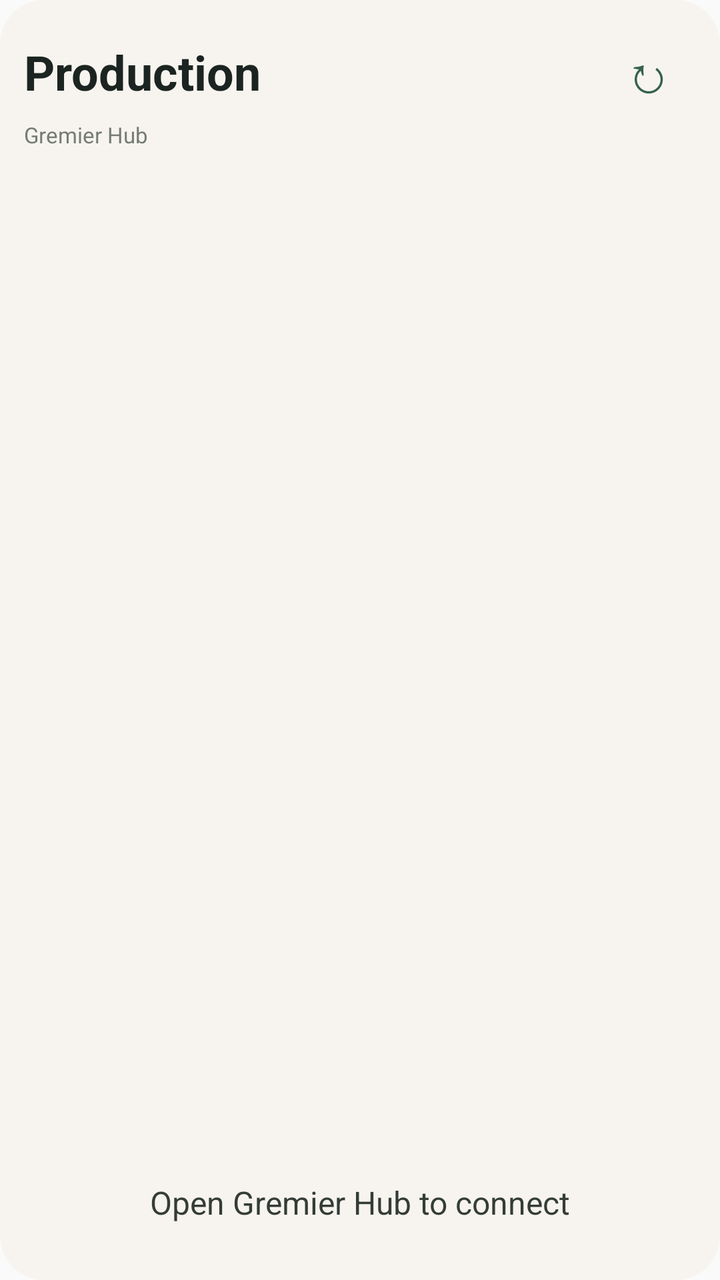
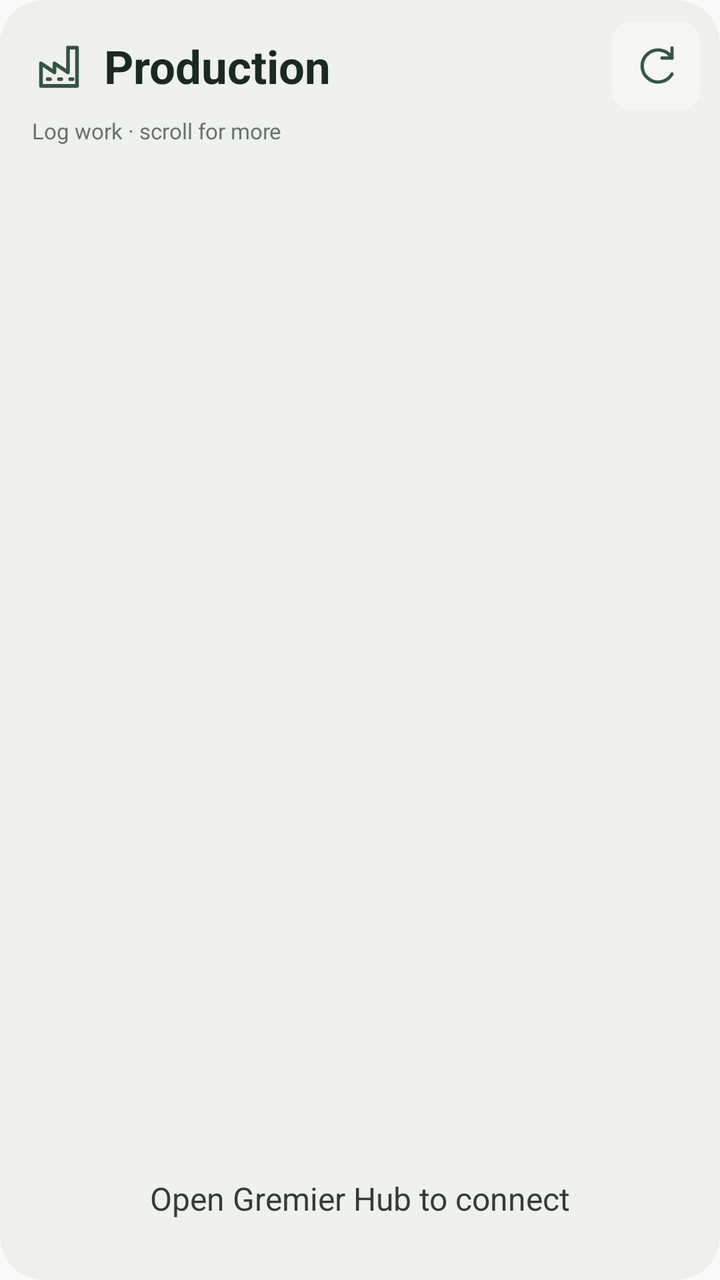

Two renders of the same Android screen: before a commit and after it. Below are the layout's source before the change and the commit's diff.
<!-- AndroidManifest.xml: application theme android:Theme.Material.Light.NoActionBar -->
<!-- res/layout/widget.xml -->
<?xml version="1.0" encoding="utf-8"?>
<LinearLayout xmlns:android="http://schemas.android.com/apk/res/android" android:layout_width="match_parent" android:layout_height="match_parent" android:orientation="vertical" android:background="@drawable/widget_bg" android:padding="12dp">
 <LinearLayout android:layout_width="match_parent" android:layout_height="48dp" android:gravity="center_vertical">
  <TextView android:id="@+id/widget_title" android:layout_width="0dp" android:layout_weight="1" android:layout_height="wrap_content" android:text="Production" android:textSize="24sp" android:textStyle="bold" android:textColor="#1B2421"/>
  <TextView android:id="@+id/widget_refresh" android:layout_width="48dp" android:layout_height="48dp" android:gravity="center" android:text="↻" android:textSize="26sp" android:textColor="#35614E" android:contentDescription="Refresh production widget"/>
 </LinearLayout>
 <TextView android:id="@+id/widget_status" android:layout_width="match_parent" android:layout_height="wrap_content" android:text="Gremier Hub" android:textSize="11sp" android:textColor="#757B77" android:paddingBottom="6dp"/>
 <ListView android:id="@+id/widget_list" android:layout_width="match_parent" android:layout_height="0dp" android:layout_weight="1" android:divider="@android:color/transparent" android:dividerHeight="10dp"/>
 <TextView android:id="@+id/widget_empty" android:layout_width="match_parent" android:layout_height="wrap_content" android:text="Open Gremier Hub to connect" android:textSize="16sp" android:gravity="center" android:padding="16dp" android:textColor="#343C37"/>
</LinearLayout>
<!-- resources referenced by this layout -->
<resources>
  <!-- drawable widget_bg (drawable) -->
  <shape xmlns:android="http://schemas.android.com/apk/res/android" android:shape="rectangle">
      <solid android:color="#F7F4EF" />
      <corners android:radius="22dp" />
  </shape>
</resources>

<!-- the commit's change to res/layout/widget.xml (unified diff, before → after) -->
@@ -1,10 +1,11 @@
 <?xml version="1.0" encoding="utf-8"?>
-<LinearLayout xmlns:android="http://schemas.android.com/apk/res/android" android:layout_width="match_parent" android:layout_height="match_parent" android:orientation="vertical" android:background="@drawable/widget_bg" android:padding="12dp">
- <LinearLayout android:layout_width="match_parent" android:layout_height="48dp" android:gravity="center_vertical">
-  <TextView android:id="@+id/widget_title" android:layout_width="0dp" android:layout_weight="1" android:layout_height="wrap_content" android:text="Production" android:textSize="24sp" android:textStyle="bold" android:textColor="#1B2421"/>
-  <TextView android:id="@+id/widget_refresh" android:layout_width="48dp" android:layout_height="48dp" android:gravity="center" android:text="↻" android:textSize="26sp" android:textColor="#35614E" android:contentDescription="Refresh production widget"/>
+<LinearLayout xmlns:android="http://schemas.android.com/apk/res/android" android:layout_width="match_parent" android:layout_height="match_parent" android:orientation="vertical" android:gravity="top" android:background="@drawable/widget_bg" android:padding="10dp">
+ <LinearLayout android:layout_width="match_parent" android:layout_height="46dp" android:gravity="center_vertical" android:paddingLeft="6dp">
+  <ImageView android:layout_width="27dp" android:layout_height="27dp" android:src="@drawable/ic_production" android:contentDescription="" android:layout_marginRight="9dp"/>
+  <TextView android:id="@+id/widget_title" android:layout_width="0dp" android:layout_weight="1" android:layout_height="match_parent" android:gravity="center_vertical" android:text="Production" android:textSize="23sp" android:textStyle="bold" android:textColor="#1B2923"/>
+  <ImageView android:id="@+id/widget_refresh" android:layout_width="44dp" android:layout_height="44dp" android:padding="10dp" android:src="@drawable/ic_refresh" android:background="@drawable/btn_bg" android:contentDescription="Refresh production widget"/>
  </LinearLayout>
- <TextView android:id="@+id/widget_status" android:layout_width="match_parent" android:layout_height="wrap_content" android:text="Gremier Hub" android:textSize="11sp" android:textColor="#757B77" android:paddingBottom="6dp"/>
- <ListView android:id="@+id/widget_list" android:layout_width="match_parent" android:layout_height="0dp" android:layout_weight="1" android:divider="@android:color/transparent" android:dividerHeight="10dp"/>
- <TextView android:id="@+id/widget_empty" android:layout_width="match_parent" android:layout_height="wrap_content" android:text="Open Gremier Hub to connect" android:textSize="16sp" android:gravity="center" android:padding="16dp" android:textColor="#343C37"/>
+ <TextView android:id="@+id/widget_status" android:layout_width="match_parent" android:layout_height="wrap_content" android:text="Log work · scroll for more" android:textSize="11sp" android:textColor="#66736A" android:paddingLeft="6dp" android:paddingTop="2dp" android:paddingBottom="10dp"/>
+ <ListView android:id="@+id/widget_list" android:layout_width="match_parent" android:layout_height="0dp" android:layout_weight="1" android:gravity="top" android:divider="@android:color/transparent" android:dividerHeight="10dp" android:scrollbars="vertical" android:clipToPadding="false" android:paddingBottom="4dp"/>
+ <TextView android:id="@+id/widget_empty" android:layout_width="match_parent" android:layout_height="wrap_content" android:text="Open Gremier Hub to connect" android:textSize="16sp" android:gravity="center" android:padding="20dp" android:textColor="#343C37"/>
 </LinearLayout>
<!-- resource entries referenced after the edit -->
@@ -1,9 +1,12 @@
 <!-- resources referenced by this layout -->
 <resources>
+  <!-- drawable btn_bg (drawable) -->
+  <shape xmlns:android="http://schemas.android.com/apk/res/android" android:shape="rectangle"><solid android:color="#F5F7F2"/><corners android:radius="9dp"/></shape>
+  <!-- drawable ic_production (drawable) -->
+  <vector xmlns:android="http://schemas.android.com/apk/res/android" android:width="24dp" android:height="24dp" android:viewportWidth="24" android:viewportHeight="24"><path android:pathData="M4,21 L4,11 L10,15 L10,11 L16,15 L16,4 L20,4 L20,21 Z" android:fillColor="@android:color/transparent" android:strokeColor="#365342" android:strokeWidth="1.65" android:strokeLineCap="round" android:strokeLineJoin="round"/><path android:pathData="M7,18 L8,18 M12,18 L13,18 M17,18 L18,18" android:fillColor="@android:color/transparent" android:strokeColor="#365342" android:strokeWidth="1.65" android:strokeLineCap="round" android:strokeLineJoin="round"/></vector>
+  <!-- drawable ic_refresh (drawable) -->
+  <vector xmlns:android="http://schemas.android.com/apk/res/android" android:width="24dp" android:height="24dp" android:viewportWidth="24" android:viewportHeight="24"><path android:pathData="M20,8 A8,8 0,1 0,20 16" android:fillColor="@android:color/transparent" android:strokeColor="#365342" android:strokeWidth="1.65" android:strokeLineCap="round" android:strokeLineJoin="round"/><path android:pathData="M20,3 L20,8 L15,8" android:fillColor="@android:color/transparent" android:strokeColor="#365342" android:strokeWidth="1.65" android:strokeLineCap="round" android:strokeLineJoin="round"/></vector>
   <!-- drawable widget_bg (drawable) -->
-  <shape xmlns:android="http://schemas.android.com/apk/res/android" android:shape="rectangle">
-      <solid android:color="#F7F4EF" />
-      <corners android:radius="22dp" />
-  </shape>
+  <shape xmlns:android="http://schemas.android.com/apk/res/android" android:shape="rectangle"><solid android:color="#EEF1EC"/><corners android:radius="22dp"/></shape>
 </resources>
 
